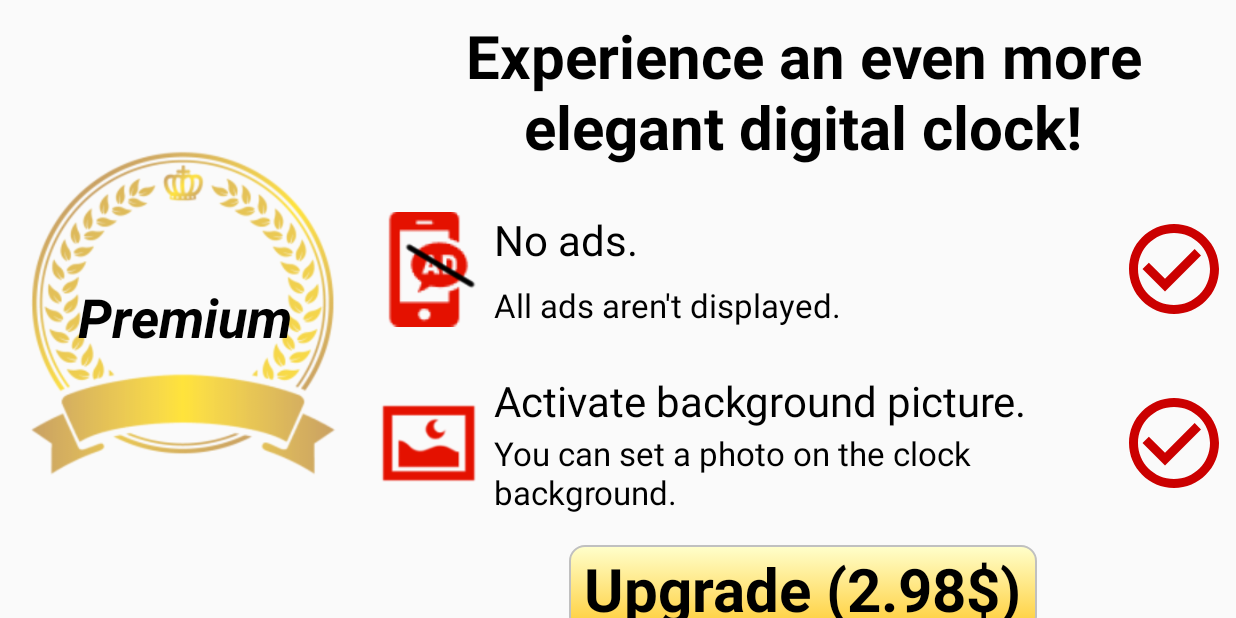
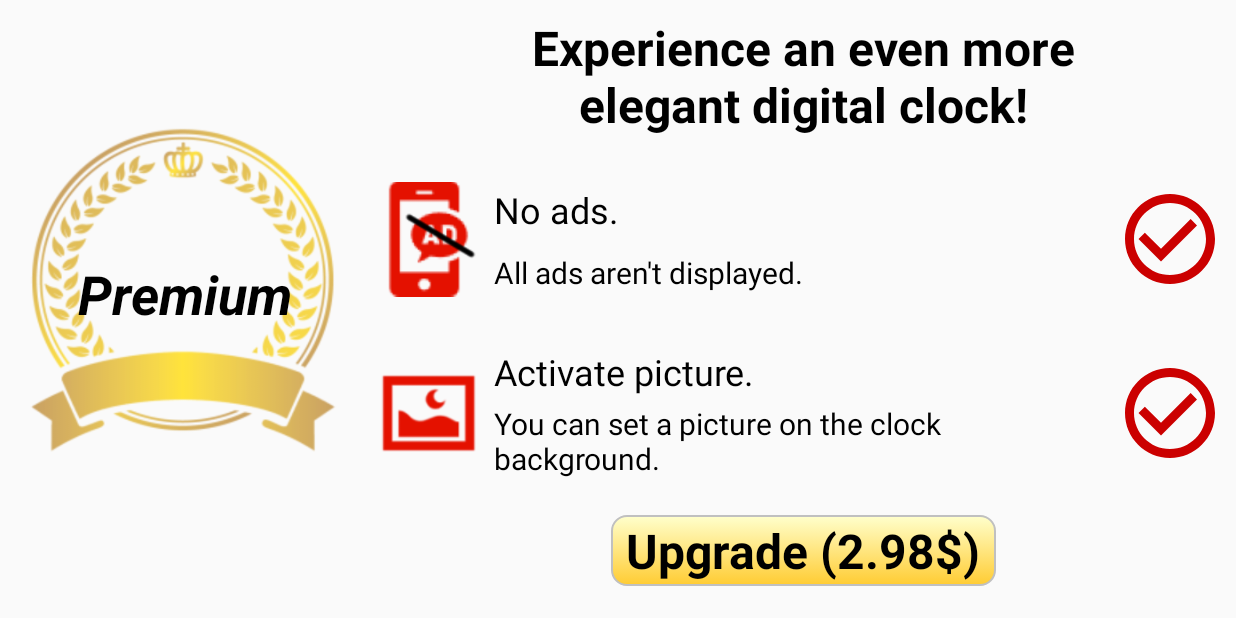
Before and after one commit to YutarohKubo/KotlinDigitalClock, an Android app: the screen it shows after launch (ShopActivity), on a phone screen of 824 x 412 dp (held sideways). Run offline under Robolectric (Android 15) with nearby library versions, the phone set to English and light mode, and no system bars; our stand-ins replace data binding.

Commit message:
ショップ画面、文字の大きさなど調整。

```diff
--- a/app/src/main/java/chom/arikui/waffle/digitalclockapp/ShopActivity.kt
+++ b/app/src/main/java/chom/arikui/waffle/digitalclockapp/ShopActivity.kt
@@ -1,6 +1,8 @@
 package chom.arikui.waffle.digitalclockapp
 
 import android.os.Bundle
+import android.view.View
+import android.view.WindowManager
 import androidx.appcompat.app.AppCompatActivity
 import androidx.databinding.DataBindingUtil
 import chom.arikui.waffle.digitalclockapp.databinding.ShopActivityBinding
@@ -12,5 +14,21 @@ class ShopActivity : AppCompatActivity() {
         val binding = DataBindingUtil.setContentView<ShopActivityBinding>(
             this, R.layout.shop_activity
         )
+
+        window.addFlags(WindowManager.LayoutParams.FLAG_KEEP_SCREEN_ON)
+        hideSystemUI()
+        window.addFlags(
+            WindowManager.LayoutParams.FLAG_DISMISS_KEYGUARD or
+                WindowManager.LayoutParams.FLAG_SHOW_WHEN_LOCKED or
+                WindowManager.LayoutParams.FLAG_TURN_SCREEN_ON or
+                WindowManager.LayoutParams.FLAG_KEEP_SCREEN_ON)
+
+        binding.buttonUpgrade.setOnClickListener {
+
+        }
+    }
+
+    private fun hideSystemUI() {
+        window.decorView.systemUiVisibility = View.SYSTEM_UI_FLAG_IMMERSIVE_STICKY or View.SYSTEM_UI_FLAG_FULLSCREEN or View.SYSTEM_UI_FLAG_HIDE_NAVIGATION or View.SYSTEM_UI_FLAG_LAYOUT_STABLE or View.SYSTEM_UI_FLAG_LAYOUT_HIDE_NAVIGATION or View.SYSTEM_UI_FLAG_LAYOUT_FULLSCREEN
     }
 }
--- a/app/src/main/res/layout/shop_activity.xml
+++ b/app/src/main/res/layout/shop_activity.xml
@@ -48,10 +48,11 @@
                 android:layout_width="0dp"
                 android:layout_height="wrap_content"
                 android:layout_marginVertical="10dp"
+                android:layout_marginHorizontal="5dp"
                 android:gravity="center"
                 android:text="@string/catch_copy_premium"
                 android:textColor="@color/black"
-                android:textSize="40sp"
+                android:textSize="32sp"
                 android:textStyle="bold"
                 app:layout_constraintEnd_toEndOf="parent"
                 app:layout_constraintHorizontal_weight="0.7"
@@ -78,7 +79,7 @@
                 android:layout_height="wrap_content"
                 android:text="@string/no_ads"
                 android:textColor="@color/black"
-                android:textSize="28sp"
+                android:textSize="24sp"
                 app:layout_constraintBottom_toTopOf="@id/text_no_ads_desc"
                 app:layout_constraintEnd_toEndOf="@id/text_no_ads_desc"
                 app:layout_constraintHorizontal_weight="0.5"
@@ -91,7 +92,7 @@
                 android:layout_height="wrap_content"
                 android:text="@string/no_ads_desc"
                 android:textColor="@color/black"
-                android:textSize="22sp"
+                android:textSize="20sp"
                 app:layout_constraintBottom_toBottomOf="@id/image_no_ads"
                 app:layout_constraintEnd_toStartOf="@id/image_check_premium_no_ads"
                 app:layout_constraintHorizontal_weight="0.5"
@@ -102,6 +103,7 @@
                 android:id="@+id/image_check_premium_no_ads"
                 android:layout_width="0dp"
                 android:layout_height="wrap_content"
+                android:paddingRight="5dp"
                 android:src="@drawable/ic_baseline_check_circle_outline_72"
                 app:layout_constraintBottom_toBottomOf="@id/image_no_ads"
                 app:layout_constraintEnd_toEndOf="parent"
@@ -128,7 +130,7 @@
                 android:layout_height="wrap_content"
                 android:text="@string/activate_picture_background"
                 android:textColor="@color/black"
-                android:textSize="28sp"
+                android:textSize="24sp"
                 app:layout_constraintBottom_toTopOf="@id/text_activate_picture_desc"
                 app:layout_constraintEnd_toEndOf="@id/text_activate_picture_desc"
                 app:layout_constraintHorizontal_weight="0.5"
@@ -141,7 +143,7 @@
                 android:layout_height="wrap_content"
                 android:text="@string/activate_picture_background_desc"
                 android:textColor="@color/black"
-                android:textSize="22sp"
+                android:textSize="20sp"
                 app:layout_constraintBottom_toBottomOf="@id/image_picture"
                 app:layout_constraintEnd_toStartOf="@id/image_check_premium_background_picture"
                 app:layout_constraintHorizontal_weight="0.5"
@@ -152,6 +154,7 @@
                 android:id="@+id/image_check_premium_background_picture"
                 android:layout_width="0dp"
                 android:layout_height="wrap_content"
+                android:paddingRight="5dp"
                 android:src="@drawable/ic_baseline_check_circle_outline_72"
                 app:layout_constraintBottom_toBottomOf="@id/image_picture"
                 app:layout_constraintEnd_toEndOf="parent"
@@ -165,7 +168,7 @@
                 android:layout_height="wrap_content"
                 android:layout_marginVertical="10dp"
                 android:text="@string/upgrade"
-                android:textSize="40sp"
+                android:textSize="32sp"
                 android:textColor="@color/black"
                 android:textStyle="bold"
                 android:background="@drawable/grad_yellow_background_shape"
--- a/app/src/main/res/values/strings.xml
+++ b/app/src/main/res/values/strings.xml
@@ -33,7 +33,7 @@
     <string name="catch_copy_premium">Experience an even more\nelegant digital clock!</string>
     <string name="no_ads">No ads.</string>
     <string name="no_ads_desc">All ads aren\'t displayed.</string>
-    <string name="activate_picture_background">Activate background picture.</string>
-    <string name="activate_picture_background_desc">You can set a photo on the clock background.</string>
+    <string name="activate_picture_background">Activate picture.</string>
+    <string name="activate_picture_background_desc">You can set a picture on the clock background.</string>
     <string name="upgrade">Upgrade (2.98$)</string>
 </resources>
```
